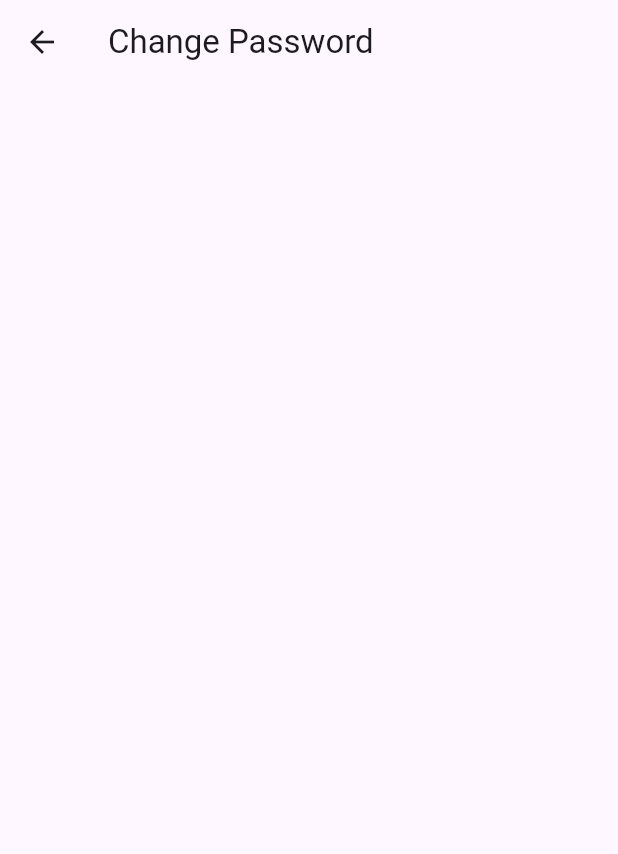
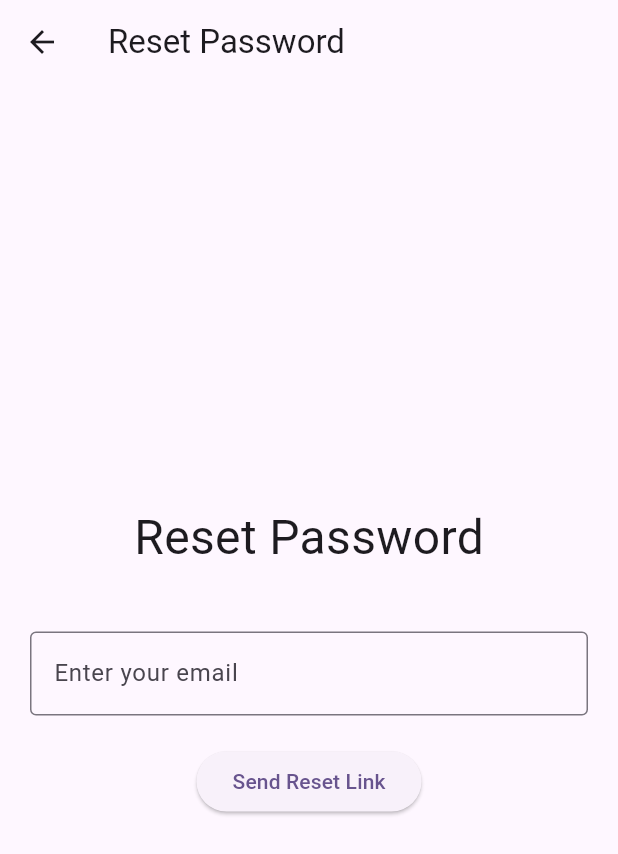
Before and after one commit to limys0713/Flutter_Projects, a Flutter app: the ChangePassword screen opened directly, on a phone screen of 412 x 824 dp. Shown: the top 854 px of the screen. Run offline on Flutter 3.47's test engine with Material 3 defaults, Android fonts, the phone set to English and light mode, and no system bars; our stand-ins replace firebase_auth, firebase_core, just_audio; missing offline and left inert: record; accounts and stored records are empty.

Commit message:
Add change password feature
using firebaseauth to add change password feature and alrd tested it

```diff
--- a/finalproject_coursework/lib/change_password.dart
+++ b/finalproject_coursework/lib/change_password.dart
@@ -1,3 +1,4 @@
+import 'package:firebase_auth/firebase_auth.dart';
 import 'package:flutter/material.dart';
 
 class ChangePassword extends StatefulWidget {
@@ -8,17 +9,65 @@ class ChangePassword extends StatefulWidget {
 }
 
 class _ChangePasswordState extends State<ChangePassword> {
+
+  final TextEditingController resetPasswordEmail = TextEditingController();
+
+  void resetPassword() async{
+
+    final email = resetPasswordEmail.text.trim();
+
+    if(email.isEmpty){
+      ScaffoldMessenger.of(context).showSnackBar(
+        SnackBar(content: Text('Please enter your email'))
+      );
+      return;
+    }
+
+    try{
+      await FirebaseAuth.instance.sendPasswordResetEmail(email: email);
+      if(!mounted) return;
+
+      ScaffoldMessenger.of(context).showSnackBar(
+        SnackBar(content: Text('Password reset email sent'))
+      );
+
+    } catch(e){
+      ScaffoldMessenger.of(context).showSnackBar(
+        SnackBar(content: Text('Error: ${e.toString()}'))
+      );
+    }
+  }
+
   @override
   Widget build(BuildContext context) {
     return Scaffold(
       appBar: AppBar(
-        title: Text('Change Password'),
+        title: Text('Reset Password'),
       ),
-      body: Column(
-        children: [
-
-        ],
-      ),
+      body: Center(
+        child: Padding(
+          padding: EdgeInsets.all(20),
+          child: Column(
+            mainAxisSize: MainAxisSize.min,
+            children: [
+              Text('Reset Password', style: TextStyle(fontSize: 32)),
+              SizedBox(height: 40),
+              TextField(
+                controller: resetPasswordEmail,
+                decoration: InputDecoration(
+                  labelText: 'Enter your email',
+                  border: OutlineInputBorder()
+                ),
+              ),
+              SizedBox(height: 20),
+              ElevatedButton(
+                  onPressed: resetPassword,
+                  child: Text('Send Reset Link')
+              )
+            ],
+          ),
+        )
+      )
     );
   }
 }
--- a/finalproject_coursework/lib/userlogin.dart
+++ b/finalproject_coursework/lib/userlogin.dart
@@ -80,7 +80,7 @@ class _UserLoginState extends State<UserLogin> {
             mainAxisSize: MainAxisSize.min, // Tells the Column to only occupy as much vertical space as its children need
             children: [
               Text('User Login', style: TextStyle(fontSize: 32)),
-              SizedBox(height: 25),  // Adds vertical spacing below the title
+              SizedBox(height: 40),  // Adds vertical spacing below the title
               /* Email Input */
               TextField(  // Widget class that used to get input
                 controller: emailController,  // TextEditingController variable
@@ -115,15 +115,15 @@ class _UserLoginState extends State<UserLogin> {
                         MaterialPageRoute(builder: (context) => ChangePassword()) // Takes context as input and returns the screen/widget you want to display
                     );
                   },
-                  child: Text('Forgot your password? Change here')
+                  child: Text('Forgot your password? Reset here')
               ),
               SizedBox(height: 15),
               /* Login Button */
               ElevatedButton( // A raised button with background colour and elevation
-                  onPressed: handleLogin, // Passing a function >> run when the button is pressed // handleLogin(): Calling the function and trying to give its result(void) to onPressed
+                  onPressed: handleLogin, // Passing a function >> run when the button  is pressed // handleLogin(): Calling the function and trying to give its result(void) to onPressed
                   child: Text('Login')
               ),
-              SizedBox(height: 80),
+              SizedBox(height: 65),
               TextButton(
                   onPressed: () {
                     Navigator.push(
--- a/finalproject_coursework/pubspec.yaml
+++ b/finalproject_coursework/pubspec.yaml
@@ -34,6 +34,9 @@ dependencies:
   # The following adds the Cupertino Icons font to your application.
   # Use with the CupertinoIcons class for iOS style icons.
   cupertino_icons: ^1.0.8
+  ### Firebase dependencies: Used for User Login
+  firebase_core: ^2.24.0  # Required for all Firebase features
+  firebase_auth: ^4.16.0  # Enables email/password login
 
 dev_dependencies:
   flutter_test:
```
Also changed, not shown: finalproject_coursework/pubspec.lock, 2 other files.
